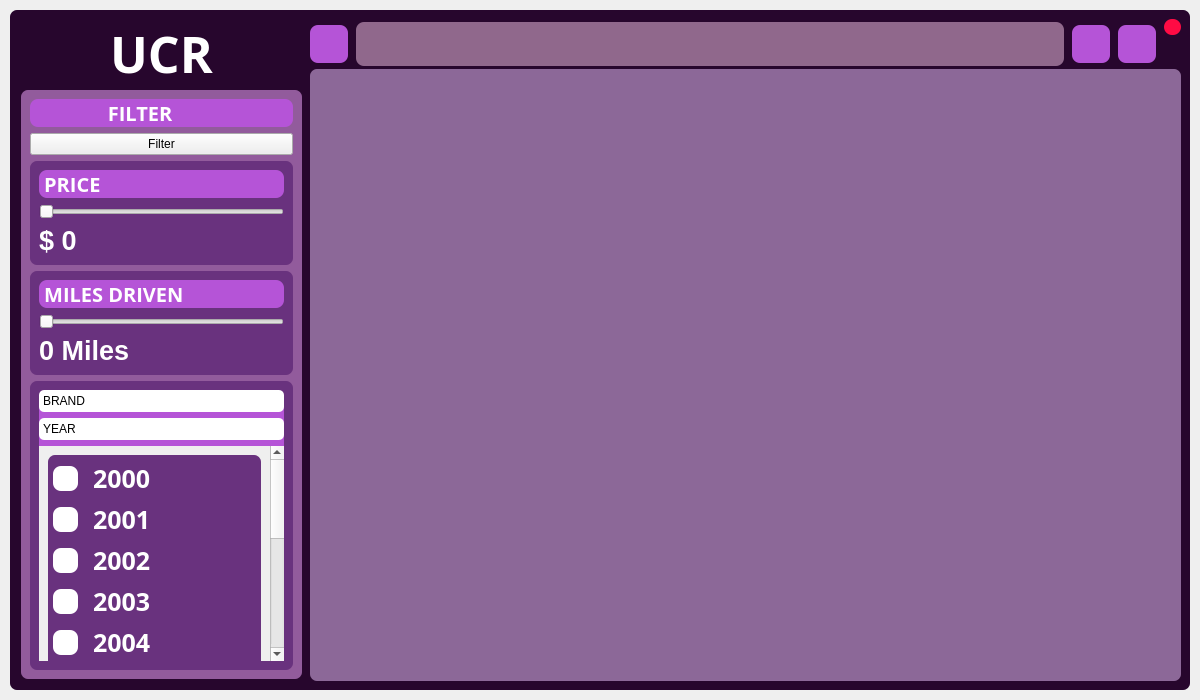
BryanHerrera19/Portfolio-WebScraping, file filter.ui: the form before one commit.
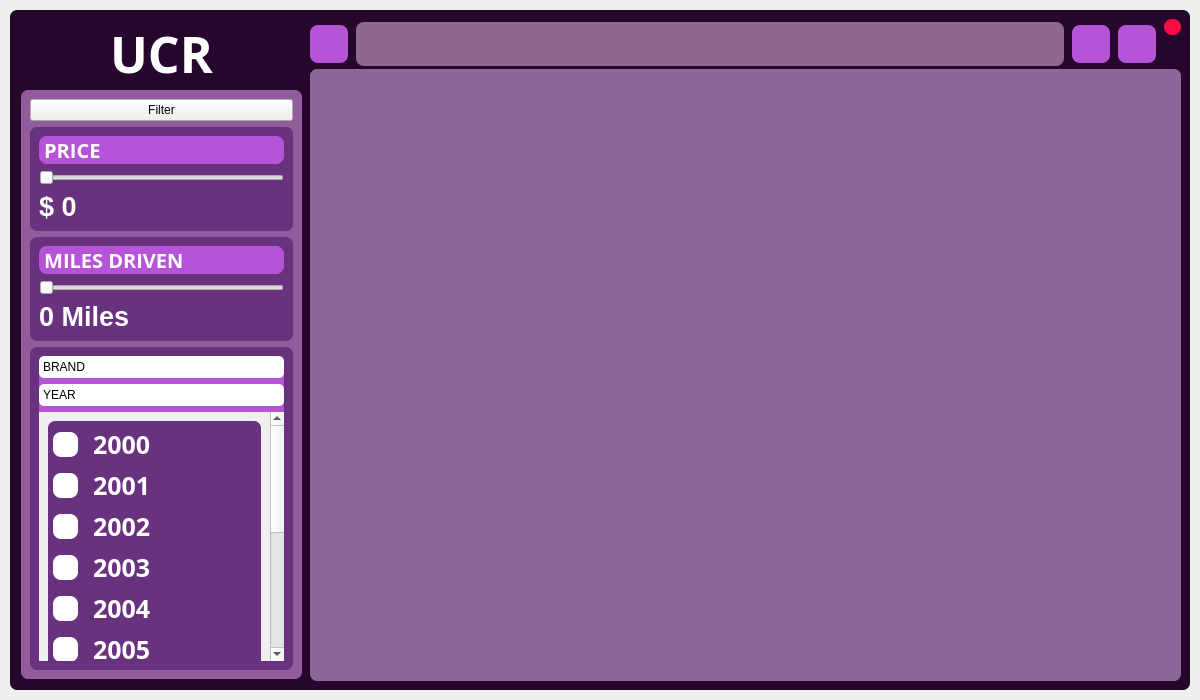
The form after the commit. Icons and pictures are not drawn.

Commit message: Pushing tests for submit button

```diff
--- a/filter.ui
+++ b/filter.ui
@@ -208,25 +208,10 @@
                </property>
                <layout class="QVBoxLayout" name="verticalLayout_6">
                 <item>
-                 <widget class="QLabel" name="label">
-                  <property name="styleSheet">
-                   <string notr="true">QLabel {
-	background-color: #B554D7;
-	border-radius: 8px; 
-	font-size: 20px;
-	font-weight: bold;
-	font-family: Open Sans; 
-	color:white;
-	text-align: center;
-} </string>
+                 <widget class="QPushButton" name="submit_button">
+                  <property name="contextMenuPolicy">
+                   <enum>Qt::NoContextMenu</enum>
                   </property>
-                  <property name="text">
-                   <string>               FILTER</string>
-                  </property>
-                 </widget>
-                </item>
-                <item>
-                 <widget class="QPushButton" name="filter_Button">
                   <property name="text">
                    <string>Filter</string>
                   </property>
```
Left out of the diff: 10 changed lines with no effect on the pictures. The commit also changes 3 other files.
